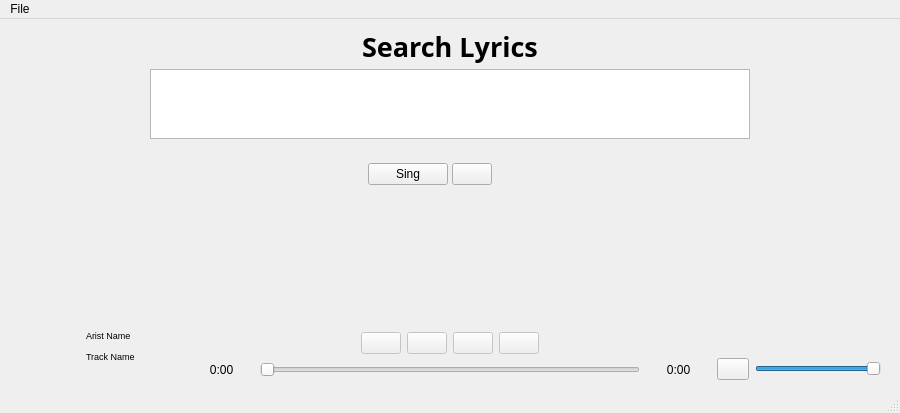
Old version of the form mainwindow.ui in the repository mwalden824/SingIt.
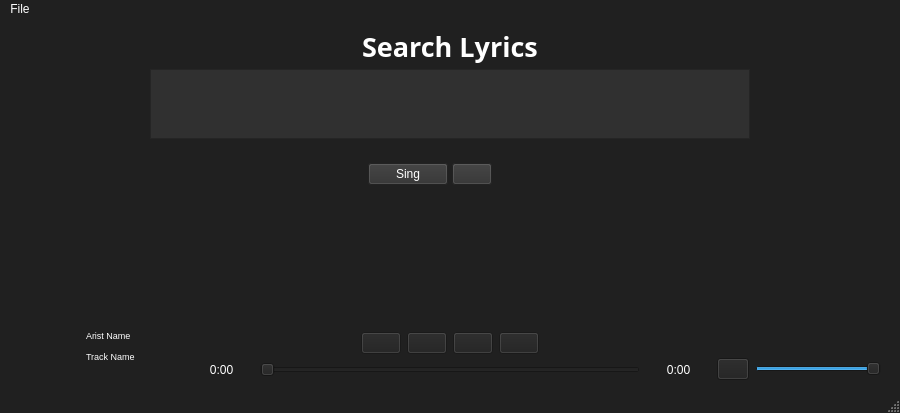
New version of the form. Icons and pictures are not drawn.

What changed in the file:
```diff
--- a/mainwindow.ui
+++ b/mainwindow.ui
@@ -59,6 +59,9 @@
      <height>400</height>
     </size>
    </property>
+   <property name="styleSheet">
+    <string notr="true">background-color: #202020;</string>
+   </property>
    <layout class="QVBoxLayout" name="verticalLayout_2">
     <item>
      <layout class="QVBoxLayout" name="verticalLayout">
@@ -77,6 +80,9 @@
           <bold>true</bold>
          </font>
         </property>
+        <property name="styleSheet">
+         <string notr="true">color: white;</string>
+        </property>
         <property name="text">
          <string>Search Lyrics</string>
         </property>
@@ -105,6 +111,10 @@
           <height>70</height>
          </size>
         </property>
+        <property name="styleSheet">
+         <string notr="true">color: white;
+background-color: #303030;</string>
+        </property>
        </widget>
       </item>
       <item>
@@ -129,6 +139,10 @@
             <height>0</height>
            </size>
           </property>
+          <property name="styleSheet">
+           <string notr="true">color: white;
+background-color: #303030;</string>
+          </property>
           <property name="text">
            <string>Sing</string>
           </property>
@@ -151,7 +165,14 @@
           <property name="styleSheet">
            <string notr="true">QPushButton:checked {
     color: red;
-}</string>
+	background-color: red;
+}
+QPushButton {
+	color: white;
+	background-color: #303030;
+}
+
+</string>
           </property>
           <property name="text">
            <string/>
@@ -208,6 +229,9 @@
           <height>20</height>
          </size>
         </property>
+        <property name="styleSheet">
+         <string notr="true">color: white;</string>
+        </property>
         <property name="text">
          <string/>
         </property>
@@ -321,7 +345,9 @@
     padding-right: 0px;
     padding-top: 0px;
     padding-bottom: 0px;
-}</string>
+	color: white;
+}
+</string>
               </property>
               <property name="text">
                <string>Arist Name</string>
@@ -356,6 +382,7 @@
     padding-right: 0px;
     padding-top: 0px;
     padding-bottom: 0px;
+	color: white;
 }</string>
               </property>
               <property name="text">
@@ -530,6 +557,9 @@
                 <height>20</height>
                </size>
               </property>
+              <property name="styleSheet">
+               <string notr="true">color: white;</string>
+              </property>
               <property name="text">
                <string>0:00</string>
               </property>
@@ -580,6 +610,9 @@
                 <height>20</height>
                </size>
               </property>
+              <property name="styleSheet">
+               <string notr="true">color: white;</string>
+              </property>
               <property name="text">
                <string>0:00</string>
               </property>
@@ -705,6 +738,10 @@
      <height>17</height>
     </rect>
    </property>
+   <property name="styleSheet">
+    <string notr="true">background-color: #202020;
+color: white;</string>
+   </property>
    <widget class="QMenu" name="menuSettings">
     <property name="title">
      <string>File</string>
```
Left out of the diff: 6 changed lines with no effect on the pictures.
